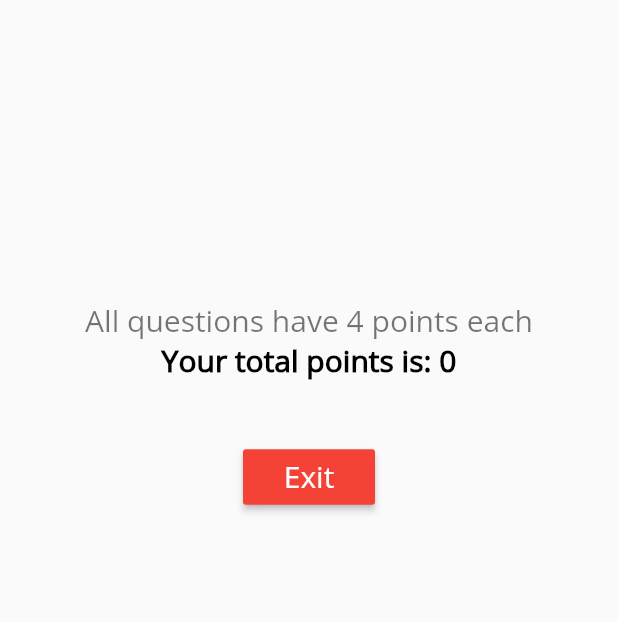
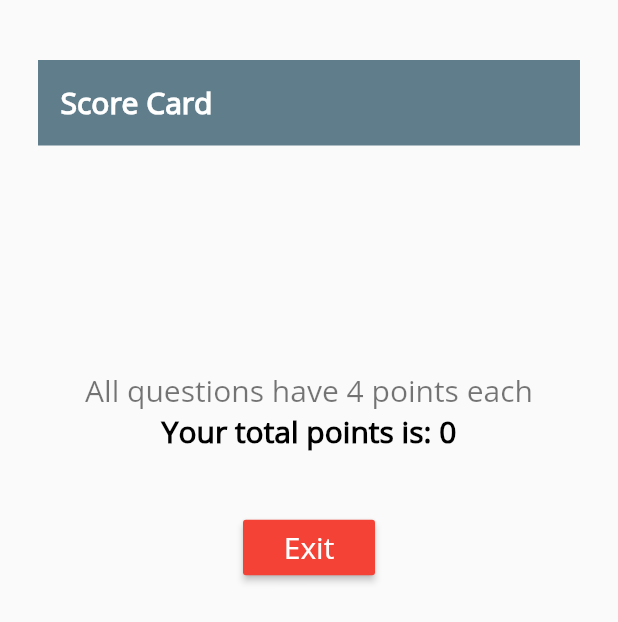
Before and after one commit to phildubem/Flutter-Quiz-App, a Flutter app: the Summary screen opened directly, on a phone screen of 412 x 824 dp. Shown: the top 622 px of the screen. Run offline on Flutter 3.47's test engine with Material 2 defaults, Android fonts, the phone set to English and light mode, and no system bars.

Commit message:
Pre Button State Commit

```diff
--- a/lib/QuizPage.dart
+++ b/lib/QuizPage.dart
@@ -57,6 +57,7 @@ class _QuizPageState extends State<QuizPage> {
     return WillPopScope(
       onWillPop: ()async => false,
       child: Scaffold(
+        backgroundColor: Colors.cyan,
         body: SafeArea(
           minimum: EdgeInsets.fromLTRB(2.0, 20.0, 2.0, 5.0),
           child: Container(
@@ -299,12 +300,25 @@ class Summary extends StatelessWidget{
         onWillPop: ()async => false,
         child: Scaffold(
           body: SafeArea(
-            minimum: EdgeInsets.all(20.0),
+            minimum: EdgeInsets.fromLTRB(10.0, 40.0, 10.0, 30.0),
             child: Container(
               child: Center(
                 child: Column(
                   children: <Widget>[
-                    SizedBox(height: 180.0),
+                    Container(
+                      color: Colors.blueGrey,
+                      child: Padding(
+                        padding: const EdgeInsets.fromLTRB(15.0, 15.0, 245.0, 15.0),
+                        child: Text("Score Card",
+                          style: TextStyle(
+                              fontSize: 20.0,
+                              fontWeight: FontWeight.bold,
+                              fontFamily: "OpenSans",
+                              color: Colors.white
+                          ),),
+                      ),
+                    ),
+                    SizedBox(height: 150.0),
                     Text("All questions have 4 points each",
                       style: TextStyle(
                           fontSize: 20.0,
@@ -325,7 +339,7 @@ class Summary extends StatelessWidget{
                       onPressed: () {
                         questionNumber = 0;
                         finalScore = 0;
-                        Navigator.pop(context);
+                        Navigator.of(context).popUntil((route) => route.isFirst);
                       },
                       child: Text("Exit",
                         style: TextStyle(
--- a/lib/main.dart
+++ b/lib/main.dart
@@ -42,7 +42,8 @@ class _QuizAppState extends State<QuizApp> {
                 children: <Widget>[
                  RaisedButton(
                    padding: EdgeInsets.only(top: 15.0, bottom: 15.0),
-                   color: Colors.deepPurple,
+                   color: Colors.cyan,
+                   elevation: 4.0,
                    onPressed: () {
                      Navigator.push(context,
                          MaterialPageRoute(builder: (context) => QuizPage()));
```
